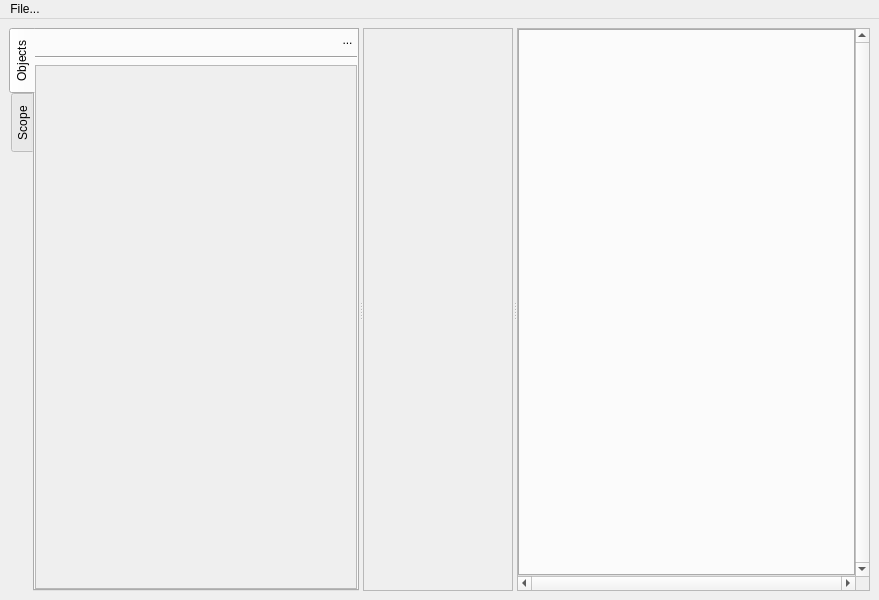
Above: gui/mainwindow.ui from Xenona/Wavy before the change. Below: the same form after it.
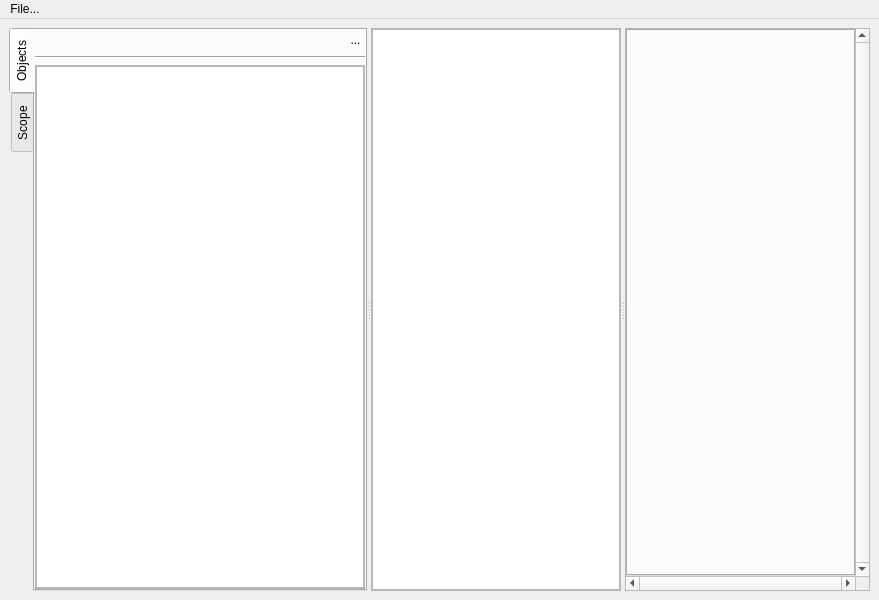
That is the form after the change. The open tabs and pages were chosen to show the change. Icons and pictures are not drawn.

Commit message: Started gui class, renamed cli directory to lib, vcd in vcd-parser is no longer a member

Diff of the .ui file:
```diff
--- a/gui/mainwindow.ui
+++ b/gui/mainwindow.ui
@@ -153,7 +153,11 @@
               <number>0</number>
              </property>
              <item>
-              <layout class="QVBoxLayout" name="sidebar_objects_list"/>
+              <layout class="QVBoxLayout" name="sidebar_objects_list">
+               <item>
+                <widget class="QListWidget" name="objects_list"/>
+               </item>
+              </layout>
              </item>
             </layout>
            </widget>
@@ -323,7 +327,11 @@
            <number>0</number>
           </property>
           <item>
-           <layout class="QVBoxLayout" name="selected_dumps_list"/>
+           <layout class="QVBoxLayout" name="selected_dumps_list">
+            <item>
+             <widget class="QListWidget" name="dumps_list"/>
+            </item>
+           </layout>
           </item>
          </layout>
         </widget>
```
Left out of the diff: 20 changed lines with no effect on the pictures. The commit also changes 12 other files.
